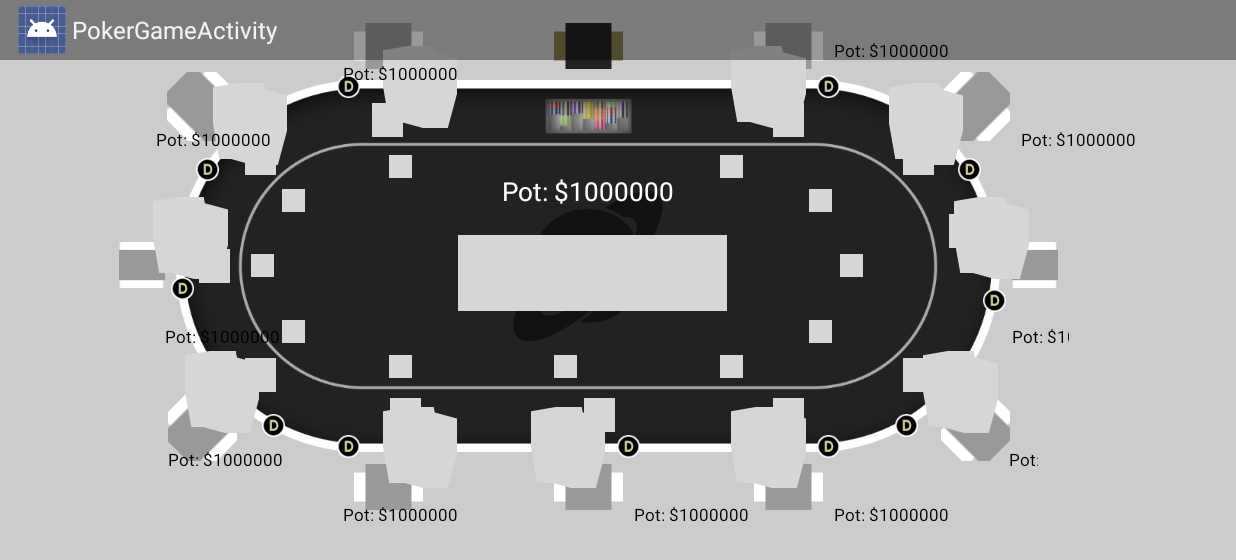
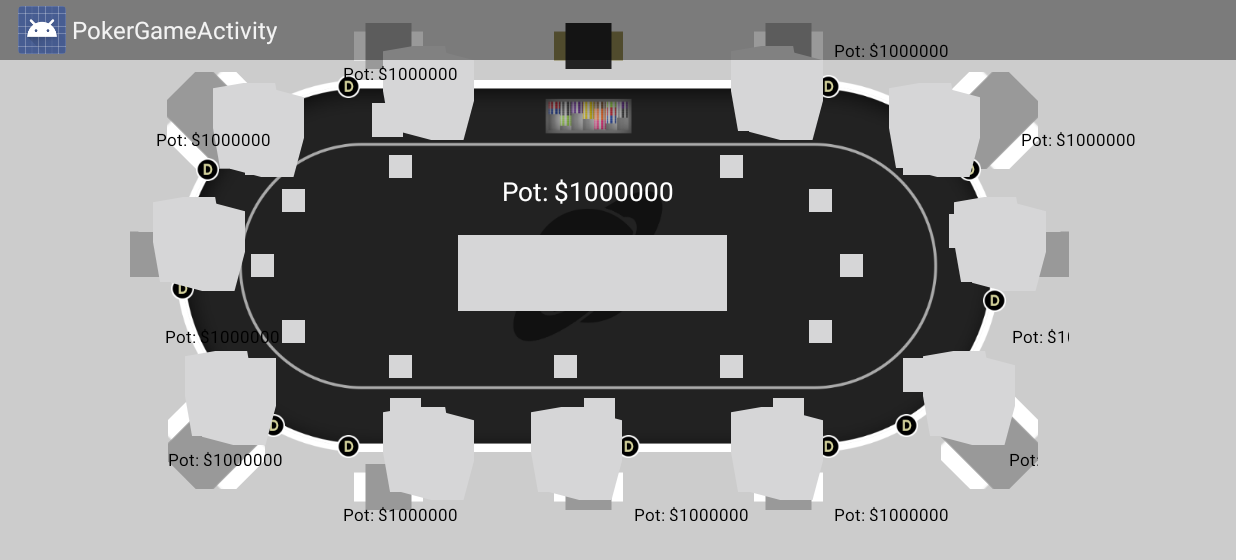
Before and after one commit to crystalplanet/obsidian-poker-android, an Android app: the PokerGameActivity screen opened directly, with no data from a screen before it, on a phone screen of 824 x 412 dp (held sideways). Shown: the top 560 px of the screen. Run offline under Robolectric (Android 15) with nearby library versions, the phone set to English and light mode, and no system bars; 5 statements that could not run were skipped.

Commit message:
Updated ScaledView's width and height getters to account for rotation

```diff
--- a/app/src/main/java/com/crystalplanet/obsidianpoker/view/ScaledView.java
+++ b/app/src/main/java/com/crystalplanet/obsidianpoker/view/ScaledView.java
@@ -63,13 +63,25 @@ class ScaledView extends View implements Scalable {
         return offset.offsetTop(0);
     }
 
-    @Override
-    public int scaledWidth() {
+    public int baseWidth() {
         return width;
+    }
+
+    public int baseHeight() {
+        return height;
     }
 
     @Override
     public int scaledHeight() {
-        return height;
+        return (int) Math.ceil(
+            width * Math.abs(Math.sin(Math.toRadians(rotation))) + height * Math.abs(Math.cos(Math.toRadians(rotation)))
+        );
+    }
+
+    @Override
+    public int scaledWidth() {
+        return (int) Math.ceil(
+            width * Math.abs(Math.cos(Math.toRadians(rotation))) + height * Math.abs(Math.sin(Math.toRadians(rotation)))
+        );
     }
 }
```
